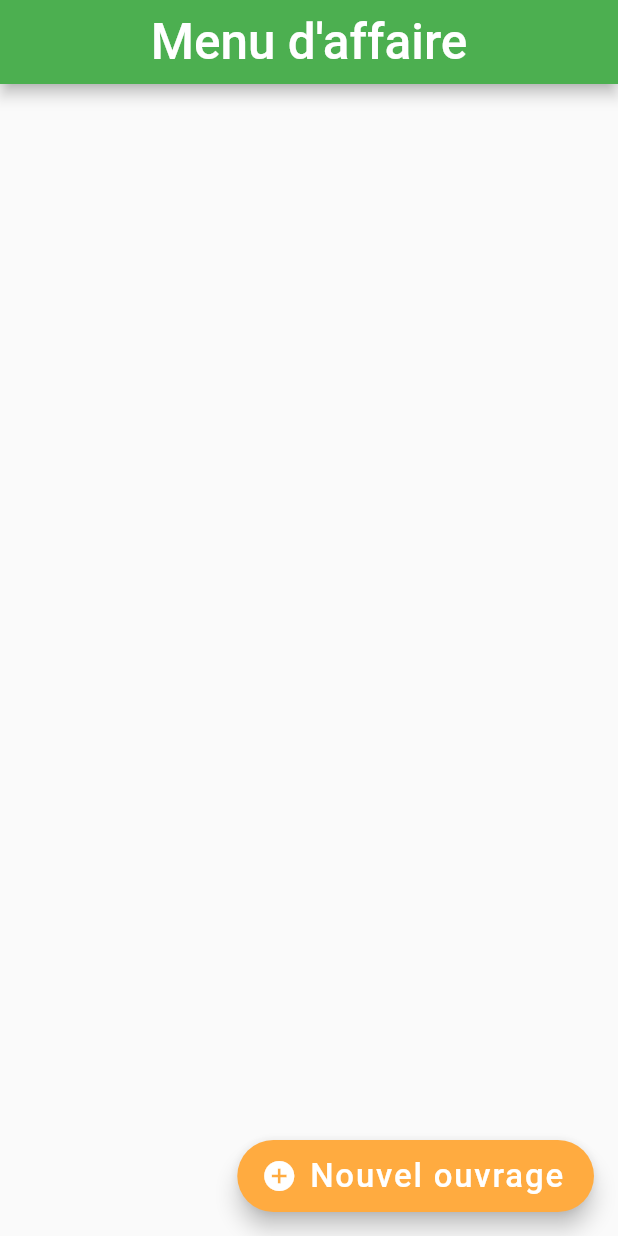
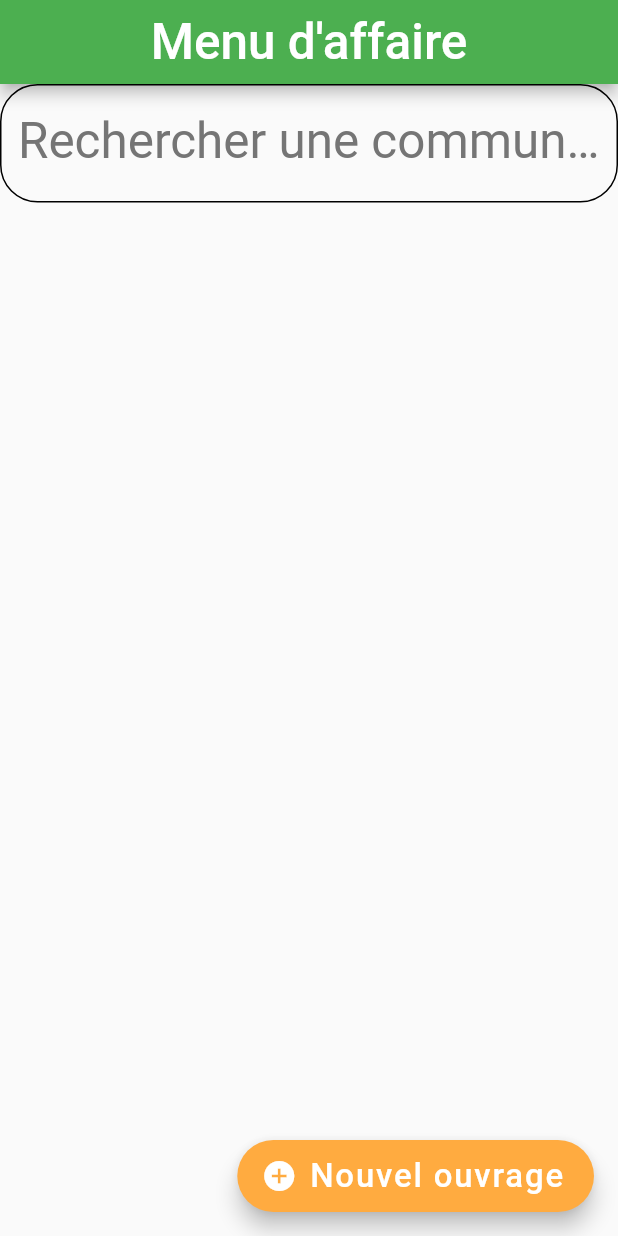
Before and after one commit to linakda/FlutterTabletApp, a Flutter app: the screen it shows after launch, on a phone screen of 412 x 824 dp. Run offline on Flutter 3.47's test engine with Material 2 defaults, Android fonts, the phone set to English and light mode, and no system bars; our stand-ins replace bubble_bottom_bar, flutter_typeahead, image_picker.

Commit message:
Mise à jour de feuille ouvrage et ajout option de recherche

```diff
--- a/geo_diagnostique_app/lib/MenuAffaire.dart
+++ b/geo_diagnostique_app/lib/MenuAffaire.dart
@@ -11,10 +11,13 @@ import 'package:geo_diagnostique_app/Config.dart';
 class MenuAffaire extends StatefulWidget{
  MenuAffaireState createState() => MenuAffaireState();
 }
+
 class MenuAffaireState extends State<MenuAffaire>{
 
   List<NumeroAffaire> _listNumeroAffaire= new List<NumeroAffaire>();
-  String _dernierNumeroAffaire="";
+  List<NumeroAffaire> _searchNumeroAffairelist= new List<NumeroAffaire>();
+  String _dernierNumeroAffaire = "";
+  bool _searchMode = false;
 
   @override
   initState(){
@@ -28,9 +31,10 @@ class MenuAffaireState extends State<MenuAffaire>{
 
   void _addNumAffaire(String numeroAffaire,String nomCommune,String refCommune){
     Commune _nouvelCommune = new Commune(nomCommune,refCommune);
-    _dernierNumeroAffaire=numeroAffaire;
+    _dernierNumeroAffaire = numeroAffaire;
 
     setState(() {
+
       if (_isAffaireExist(_listNumeroAffaire, numeroAffaire) != null){
         //numero d'affaire déjà existant
         int index = _isAffaireExist(_listNumeroAffaire, numeroAffaire);
@@ -45,6 +49,16 @@ class MenuAffaireState extends State<MenuAffaire>{
         _listNumeroAffaire[_listNumeroAffaire.length-1].addCommune(_nouvelCommune);
       }
     });
+  }
+
+  void _updateSearchAffaireList(String searchNumAffaire){
+    _searchNumeroAffairelist = new List<NumeroAffaire>();
+    for(int i=0;i<_listNumeroAffaire.length;i++){
+
+      if(_listNumeroAffaire[i].numeroAffaire.contains(searchNumAffaire)){
+        _searchNumeroAffairelist.add(_listNumeroAffaire[i]);
+      }
+    }
   }
 
   int _isAffaireExist(List<NumeroAffaire> listNumeroAffaire, String numero){
@@ -107,8 +121,49 @@ class MenuAffaireState extends State<MenuAffaire>{
         ),
         centerTitle: true,
       ),
-      body: ListView.builder(
-        itemCount: _listNumeroAffaire.length,
+      floatingActionButton: FloatingActionButton.extended(
+        onPressed: () {
+          Navigator.push(context, MaterialPageRoute(builder: (context) => CreationREF(_addNumAffaire,_listNumeroAffaire,_dernierNumeroAffaire)),);
+        },
+        backgroundColor: Config.buttonColor,
+        splashColor: Config.splashColor,
+        tooltip: 'Image',
+        icon: Icon(Icons.add_circle),
+        label:Text("Nouvel ouvrage",style: TextStyle(fontSize: Config.fontSize/1.5),),
+      ),
+      body: Column(
+        children: <Widget>[
+
+          TextField(
+            cursorColor: Config.color,
+              style: TextStyle(fontSize: Config.fontSize),
+              decoration: InputDecoration(
+                labelText: "Rechercher une commune ou un numéro d'affaire",
+                labelStyle: TextStyle(color: Config.textColor),
+                focusColor: Config.color,
+                fillColor: Colors.white,
+                focusedBorder: new OutlineInputBorder(
+                  borderRadius: new BorderRadius.circular(25.0),
+                  borderSide: new BorderSide(color: Config.color),
+                ),
+                enabledBorder: OutlineInputBorder(
+                  borderRadius: BorderRadius.circular(25.0),
+                ),
+              ),
+              onChanged: (String text){
+                if(_listNumeroAffaire.isNotEmpty){
+                  setState(() {
+                    _searchMode = true;
+                    _updateSearchAffaireList(text);
+                  });
+                if(text == ""){_searchMode=false;}
+                }
+              },
+          ),
+
+          Expanded(
+            child: ListView.builder(
+              itemCount: !_searchMode ? _listNumeroAffaire.length : _searchNumeroAffairelist.length,
               itemBuilder: (BuildContext context, int index){
                 return new Card(
                 elevation: 10,
@@ -120,25 +175,16 @@ class MenuAffaireState extends State<MenuAffaire>{
                         padding: EdgeInsets.only(right: 12.0),
                         child: Icon(Icons.account_circle, color: Colors.white,size: Config.fontSize*1.5,),
                       ),
-                title: Text(
-                  _listNumeroAffaire[index].numeroAffaire,
+                      title: Text(!_searchMode ? _listNumeroAffaire[index].numeroAffaire : _searchNumeroAffairelist[index].numeroAffaire,
                         style: TextStyle(color: Colors.white, fontWeight: FontWeight.bold,fontSize: Config.fontSize*1.5),
                       ),
-                children: listCommuneGenerator(_listNumeroAffaire[index].listCommune),
+                      children: listCommuneGenerator(!_searchMode ? _listNumeroAffaire[index].listCommune : _searchNumeroAffairelist[index].listCommune),
                   ),
                 );
               },
             ),
-      floatingActionButton: FloatingActionButton.extended(
-
-        onPressed: () {
-          Navigator.push(context, MaterialPageRoute(builder: (context) => CreationREF(_addNumAffaire,_listNumeroAffaire,_dernierNumeroAffaire)),);
-        },
-        backgroundColor: Config.buttonColor,
-        splashColor: Config.splashColor,
-        tooltip: 'Image',
-        icon: Icon(Icons.add_circle),
-        label:Text("Nouvel ouvrage",style: TextStyle(fontSize: Config.fontSize/1.5),),
+          )
+        ],
       ),
     );
   }
```
Also changed, not shown: geo_diagnostique_app/lib/FeuilleOuvrage.dart (+7 -0 lines). Lines whose indentation alone changed are shown as unchanged.
